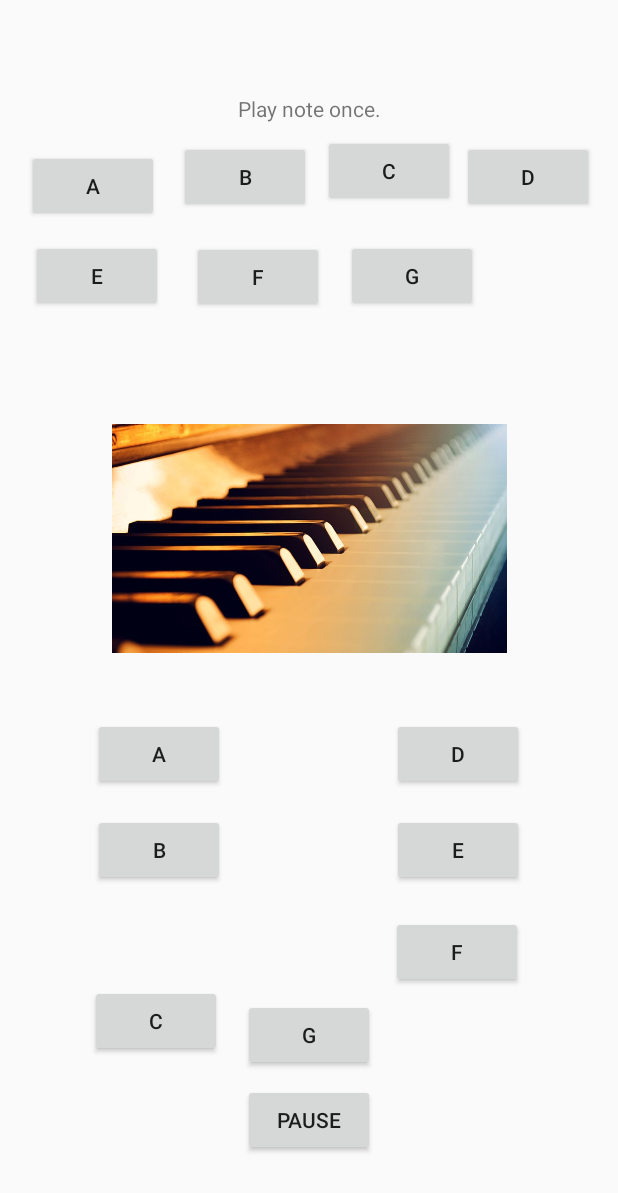
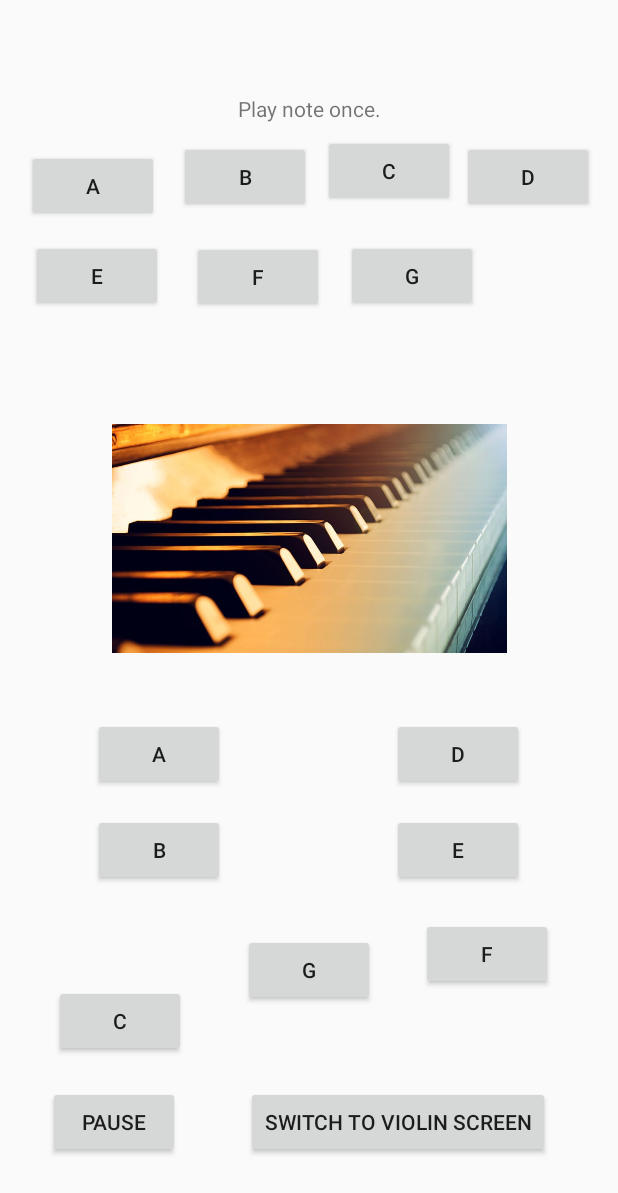
Before and after one commit to donnaprince/Soundproject, an Android app: the screen it shows after launch (MainActivity), on a phone screen of 412 x 824 dp. Shown: the top 1193 px of the screen. Run offline under Robolectric (Android 15) with nearby library versions, the phone set to English and light mode, and no system bars.

Commit message:
Violin page

```diff
--- a/app/src/main/AndroidManifest.xml
+++ b/app/src/main/AndroidManifest.xml
@@ -9,6 +9,7 @@
         android:roundIcon="@mipmap/ic_launcher_round"
         android:supportsRtl="true"
         android:theme="@style/AppTheme">
+        <activity android:name=".Violin"></activity>
         <activity
             android:name=".MainActivity"
             android:label="@string/app_name"
--- a/app/src/main/java/com/csap3/researchproject/MainActivity.java
+++ b/app/src/main/java/com/csap3/researchproject/MainActivity.java
@@ -1,5 +1,6 @@
 package com.csap3.researchproject;
 
+import android.content.Intent;
 import android.media.AudioAttributes;
 import android.media.AudioManager;
 import android.media.MediaPlayer;
@@ -24,6 +25,7 @@ import android.widget.ImageButton;
 
 public class MainActivity extends AppCompatActivity {
 
+    //Declare variables
     MediaPlayer mediaPlayer;
     SoundPool mysound;
     int explodeId1; //assign id for note A
@@ -57,6 +59,7 @@ public class MainActivity extends AppCompatActivity {
 
 
 
+        //Assign variables to each sound so the java file can identify the sounds to play.
         final MediaPlayer mpa = MediaPlayer.create(this, R.raw.pianoa);
         final MediaPlayer mpb = MediaPlayer.create(this, R.raw.pianob);
         final MediaPlayer mpc = MediaPlayer.create(this, R.raw.pianoc);
@@ -66,6 +69,8 @@ public class MainActivity extends AppCompatActivity {
         final MediaPlayer mpg = MediaPlayer.create(this, R.raw.pianog);
 
 
+
+        //Link each button to a sound to be played when pressed.
         Button playa = (Button) findViewById(R.id.button);
         playa.setOnClickListener(new View.OnClickListener() {
             @Override
@@ -130,8 +135,23 @@ public class MainActivity extends AppCompatActivity {
         });
 
 
+        //Switch screens when this button is pressed.
+        Button switchscreen = (Button) findViewById(R.id.button23);
+        switchscreen.setOnClickListener(new View.OnClickListener()
+        {
+            public void onClick(View view) {
+                Intent myIntent = new Intent(view.getContext(), Violin.class);
+                startActivityForResult(myIntent, 0);
+            }
+        });
+
+
     }
 
+
+
+
+    //Reset the sound player for each sound.
     @Override
     protected void onPause() {
         super.onPause();
--- a/app/src/main/res/layout/content_main.xml
+++ b/app/src/main/res/layout/content_main.xml
@@ -143,7 +143,7 @@
         android:id="@+id/button10"
         android:layout_width="wrap_content"
         android:layout_height="wrap_content"
-        android:layout_marginStart="60dp"
+        android:layout_marginStart="36dp"
         android:layout_marginTop="564dp"
         android:layout_marginBottom="119dp"
         android:onClick="PlaySoundC"
@@ -187,10 +187,10 @@
         android:id="@+id/button13"
         android:layout_width="wrap_content"
         android:layout_height="wrap_content"
-        android:layout_marginStart="249dp"
-        android:layout_marginTop="564dp"
-        android:layout_marginEnd="52dp"
-        android:layout_marginBottom="119dp"
+        android:layout_marginStart="280dp"
+        android:layout_marginTop="565dp"
+        android:layout_marginEnd="43dp"
+        android:layout_marginBottom="118dp"
         android:onClick="PlaySoundF"
         android:text="@string/notef"
         app:layout_constraintBottom_toBottomOf="parent"
@@ -217,10 +217,10 @@
         android:id="@+id/button15"
         android:layout_width="wrap_content"
         android:layout_height="wrap_content"
-        android:layout_marginStart="149dp"
-        android:layout_marginTop="619dp"
-        android:layout_marginEnd="150dp"
-        android:layout_marginBottom="64dp"
+        android:layout_marginStart="161dp"
+        android:layout_marginTop="576dp"
+        android:layout_marginEnd="162dp"
+        android:layout_marginBottom="107dp"
         android:onClick="PlaySoundG"
         android:text="@string/noteg"
         app:layout_constraintBottom_toBottomOf="parent"
@@ -232,12 +232,14 @@
         android:id="@+id/button16"
         android:layout_width="wrap_content"
         android:layout_height="wrap_content"
-        android:layout_marginStart="162dp"
-        android:layout_marginTop="676dp"
-        android:layout_marginBottom="7dp"
+        android:layout_marginStart="31dp"
+        android:layout_marginTop="677dp"
+        android:layout_marginEnd="292dp"
+        android:layout_marginBottom="6dp"
         android:onClick="PauseSound"
         android:text="@string/pause"
         app:layout_constraintBottom_toBottomOf="parent"
+        app:layout_constraintEnd_toEndOf="parent"
         app:layout_constraintStart_toStartOf="parent"
         app:layout_constraintTop_toTopOf="parent" />
 
@@ -271,4 +273,18 @@
         app:layout_constraintStart_toStartOf="parent"
         app:layout_constraintTop_toTopOf="parent" />
 
+    <Button
+        android:id="@+id/button23"
+        android:layout_width="wrap_content"
+        android:layout_height="wrap_content"
+        android:layout_marginStart="162dp"
+        android:layout_marginTop="677dp"
+        android:layout_marginEnd="43dp"
+        android:layout_marginBottom="6dp"
+        android:text="@string/switchscreen"
+        app:layout_constraintBottom_toBottomOf="parent"
+        app:layout_constraintEnd_toEndOf="parent"
+        app:layout_constraintStart_toStartOf="parent"
+        app:layout_constraintTop_toTopOf="parent" />
+
 </androidx.constraintlayout.widget.ConstraintLayout>
--- a/app/src/main/res/values/strings.xml
+++ b/app/src/main/res/values/strings.xml
@@ -15,8 +15,9 @@
     <string name="toptext">Play note once.</string>
     <string name="bottomtext">Play note continuously.</string>
 
+    <string name="switchscreen">Switch to violin screen</string>
+
     <string name="pause">Pause</string>
 
 
-
 </resources>
```
Also changed, not shown: app/src/main/java/com/csap3/researchproject/Violin.java (added, +114 -0 lines), app/src/main/res/layout/activity_violin.xml (added, +147 -0 lines), app/src/main/res/drawable/violin.jpg (added), 7 other files.
